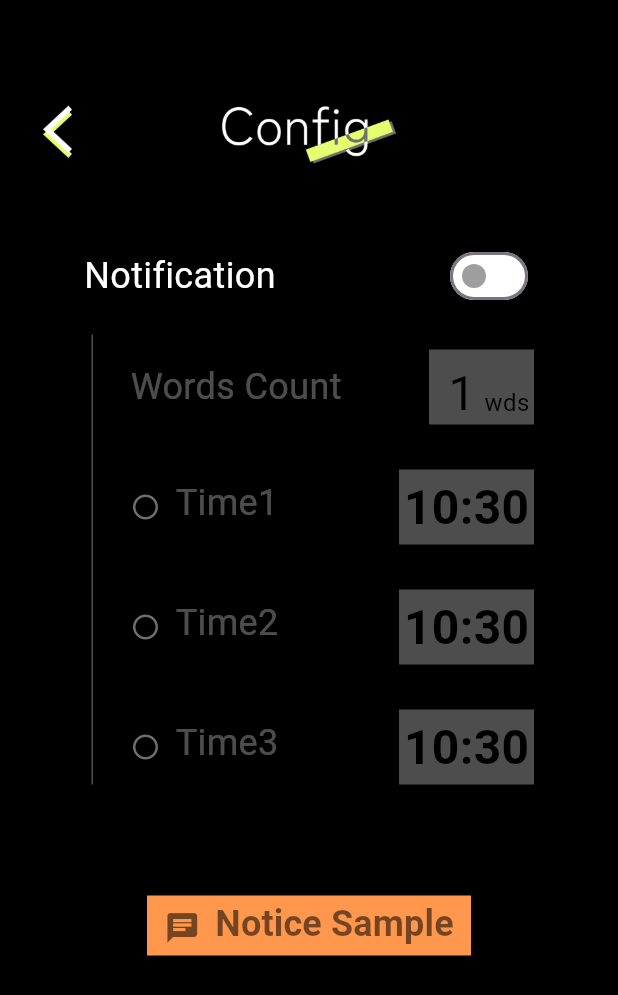
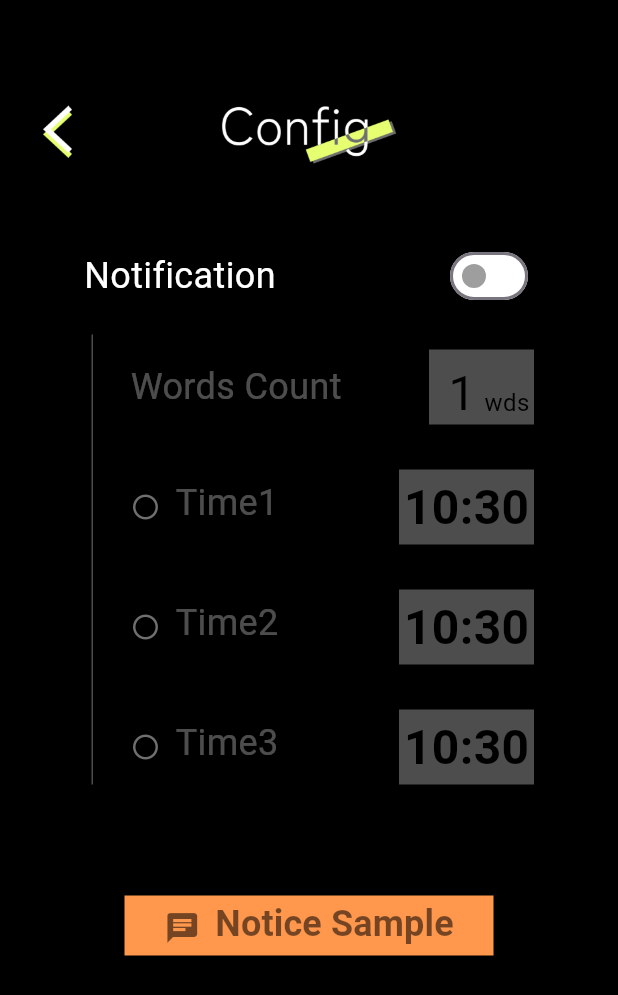
Before and after one commit to shogoisaji/worbbing, a Flutter app: the screen it shows after launch, after a tap on the "settings" icon, after a tap on "Notice Sample", on a phone screen of 412 x 824 dp. Shown: the top 995 px of the screen. Run offline on Flutter 3.47's test engine with Material 2 defaults, Android fonts, the phone set to English and light mode, and no system bars; our stand-ins replace flutter_dotenv, flutter_local_notifications, google_fonts, rive, sqflite, timezone; missing offline and left inert: flutter_app_badger; accounts and stored records are empty.

Commit message:
20230906_2

```diff
--- a/lib/application/words_notificaton.dart
+++ b/lib/application/words_notificaton.dart
@@ -39,13 +39,14 @@ class WordsNotification {
     String notificationWord = '';
     List<Map> words = await DatabaseHelper.instance
         .getRandomWords(int.parse(selectedWordCount));
-    for (var row in words) {
-      notificationWord += '・${row['original']}:${row['translated']} ';
-    }
+    // for (var row in words) {
+    //   notificationWord += '・${row['original']}:${row['translated']} ';
+    // }
     await flutterLocalNotificationsPlugin.show(
       0,
-      'Worbbing',
-      notificationWord,
+      words[0]['original'],
+      // notificationWord,
+      words[0]['translated'],
       const NotificationDetails(
         android: AndroidNotificationDetails(
           'show notification',
--- a/lib/main.dart
+++ b/lib/main.dart
@@ -21,8 +21,8 @@ class MyApp extends StatelessWidget {
         scaffoldBackgroundColor: Colors.black,
         useMaterial3: true,
       ),
-      home: MainPage(),
-      // home: AppSplashPage(),
+      // home: MainPage(),
+      home: AppSplashPage(),
       routes: {
         '/splash': (context) => AppSplashPage(),
         '/main': (context) => const MainPage(),
--- a/lib/pages/config_page.dart
+++ b/lib/pages/config_page.dart
@@ -470,7 +470,7 @@ class _ConfigPageState extends State<ConfigPage> {
               await WordsNotification().nowShowNotification(selectedWordCount);
             },
             child: SizedBox(
-              width: 200,
+              width: 230,
               child: Row(
                 mainAxisAlignment: MainAxisAlignment.center,
                 children: [
```
Also changed, not shown: lib/pages/registration_page.dart (+21 -49 lines), pubspec.lock, 1 other file.
